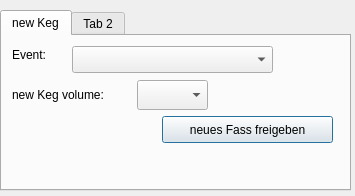
Qt form service.ui (Geraffel-Village/Beernary) before a commit.
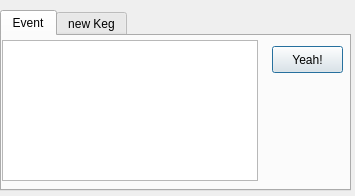
The same form after that commit. Icons and pictures are not drawn.

Commit message: added tab to select the event you work on in Servicemenu - selected eventid is stored in "window.currentEvent"

```diff
--- a/service.ui
+++ b/service.ui
@@ -26,6 +26,37 @@
      <height>181</height>
     </rect>
    </property>
+   <property name="currentIndex">
+    <number>0</number>
+   </property>
+   <widget class="QWidget" name="eventTab">
+    <attribute name="title">
+     <string>Event</string>
+    </attribute>
+    <widget class="QPushButton" name="acceptEventButton">
+     <property name="geometry">
+      <rect>
+       <x>270</x>
+       <y>10</y>
+       <width>71</width>
+       <height>27</height>
+      </rect>
+     </property>
+     <property name="text">
+      <string>Yeah!</string>
+     </property>
+    </widget>
+    <widget class="QListWidget" name="eventList">
+     <property name="geometry">
+      <rect>
+       <x>0</x>
+       <y>4</y>
+       <width>256</width>
+       <height>141</height>
+      </rect>
+     </property>
+    </widget>
+   </widget>
    <widget class="QWidget" name="keg">
     <attribute name="title">
      <string>new Keg</string>
@@ -90,11 +121,6 @@
      </property>
     </widget>
    </widget>
-   <widget class="QWidget" name="tab_2">
-    <attribute name="title">
-     <string>Tab 2</string>
-    </attribute>
-   </widget>
   </widget>
  </widget>
  <resources/>
```
The commit also changes 2 other files.
